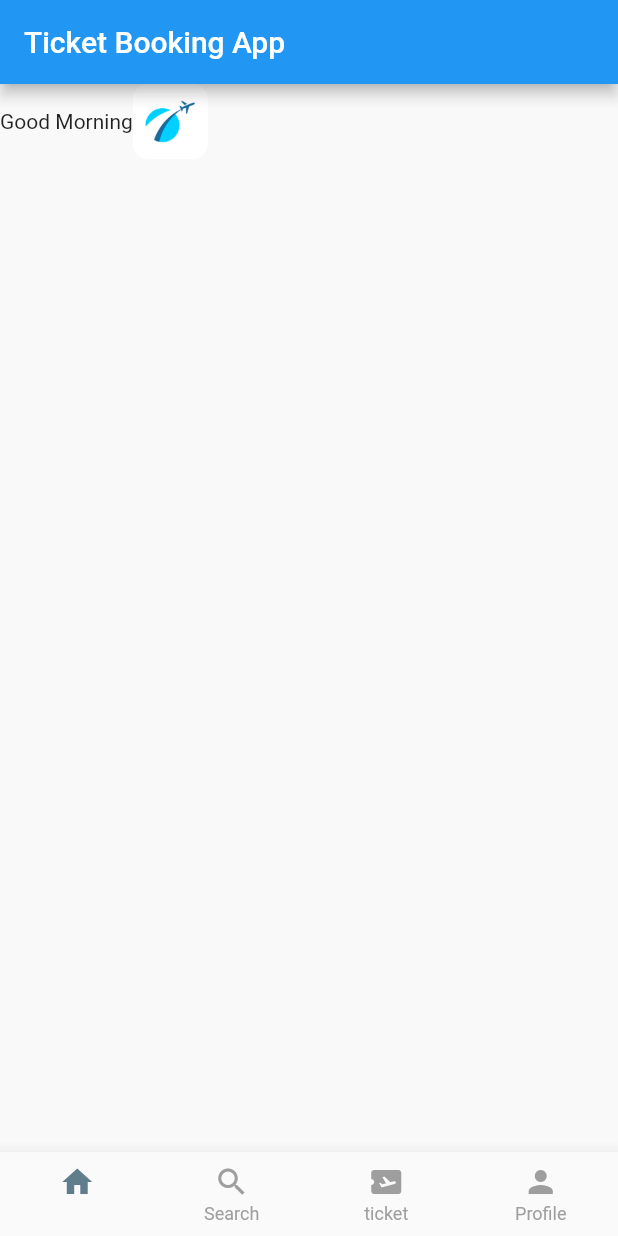
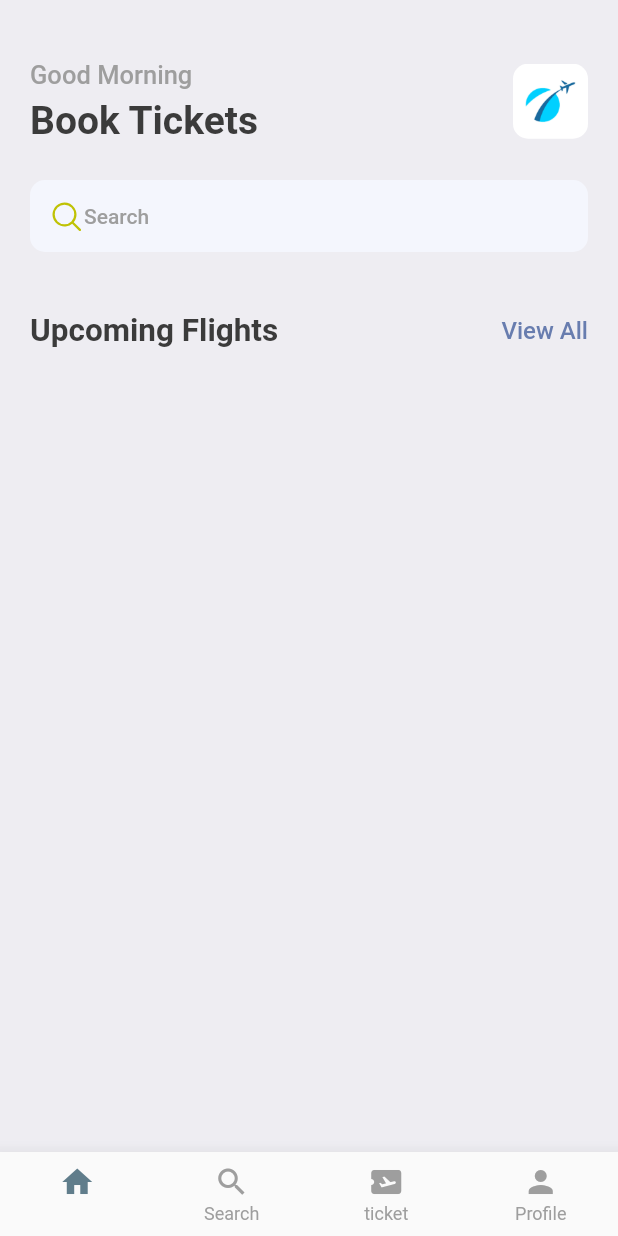
Before and after one commit to LOREYLOLIM/flutter-airticket_app, a Flutter app: the screen it shows after launch, on a phone screen of 412 x 824 dp. Run offline on Flutter 3.47's test engine with Material 2 defaults, Android fonts, the phone set to English and light mode, and no system bars; our stand-ins replace fluentui_icons, gap.

Commit message:
ticket upadated

```diff
--- a/lib/main.dart
+++ b/lib/main.dart
@@ -1,5 +1,6 @@
 import 'package:flutter/material.dart';
 import 'package:ticket/screens/bottom_nav.dart';
+import 'package:ticket/utils/app_styles.dart';
 
 void main() {
   runApp(const MyApp());
@@ -12,6 +13,7 @@ class MyApp extends StatelessWidget {
   @override
   Widget build(BuildContext context) {
     return MaterialApp(
+      debugShowCheckedModeBanner: false,
       title: 'Flutter Demo',
       theme: ThemeData(
         // This is the theme of your application.
@@ -23,7 +25,7 @@ class MyApp extends StatelessWidget {
         // or simply save your changes to "hot reload" in a Flutter IDE).
         // Notice that the counter didn't reset back to zero; the application
         // is not restarted.
-        primarySwatch: Colors.blue,
+        primaryColor: primary,
       ),
       home: const BottomNav(),
     );
--- a/lib/screens/bottom_nav.dart
+++ b/lib/screens/bottom_nav.dart
@@ -26,9 +26,6 @@ class _BottomNavState extends State<BottomNav> {
   @override
   Widget build(BuildContext context) {
     return Scaffold(
-      appBar: AppBar(
-        title: const Text('Ticket Booking App'),
-      ),
       body: Center(
         child: _widgetOptions[_selectedIndex],
       ),
--- a/lib/screens/home_screen.dart
+++ b/lib/screens/home_screen.dart
@@ -1,4 +1,7 @@
+import 'package:fluentui_icons/fluentui_icons.dart';
 import 'package:flutter/material.dart';
+import 'package:gap/gap.dart';
+import 'package:ticket/utils/app_styles.dart';
 
 class HomeScreen extends StatelessWidget {
   const HomeScreen({super.key});
@@ -6,14 +9,31 @@ class HomeScreen extends StatelessWidget {
   @override
   Widget build(BuildContext context) {
     return Scaffold(
-      backgroundColor: const Color(0x0feeedf2),
+      backgroundColor: Styles.bgColor,
       body: ListView(
         children: [
+          Container(
+            padding: const EdgeInsets.symmetric(horizontal: 20),
+            child: Column(
+              children: [
+                const Gap(40),
+                Row(
+                  mainAxisAlignment: MainAxisAlignment.spaceBetween,
+                  children: [
                     Column(
+                      crossAxisAlignment: CrossAxisAlignment.start,
                       children: [
-              Row(
-                children: [
-                  const Text("Good Morning"),
+                        Text(
+                          "Good Morning",
+                          style: Styles.headLineStyle3,
+                        ),
+                        const Gap(5),
+                        Text(
+                          "Book Tickets",
+                          style: Styles.headLineStyle,
+                        ),
+                      ],
+                    ),
                     Container(
                       height: 50,
                       width: 50,
@@ -26,8 +46,47 @@ class HomeScreen extends StatelessWidget {
                       ),
                     )
                   ],
+                ),
+                const Gap(25),
+                Container(
+                  decoration: BoxDecoration(
+                      borderRadius: BorderRadius.circular(10),
+                      color: const Color(0xFFF4F6FD)),
+                  padding:
+                      const EdgeInsets.symmetric(horizontal: 12, vertical: 12),
+                  child: Row(
+                    children: [
+                      const Icon(
+                        FluentSystemIcons.ic_fluent_search_regular,
+                        color: Color(0xFFBFC205),
+                      ),
+                      Text(
+                        'Search',
+                        style: Styles.headLineStyle4,
                       )
                     ],
+                  ),
+                ),
+                const Gap(40),
+                Row(
+                  mainAxisAlignment: MainAxisAlignment.spaceBetween,
+                  children: [
+                    Text(
+                      "Upcoming Flights",
+                      style: Styles.headLineStyle2,
+                    ),
+                    InkWell(
+                      onTap: () {
+                        print("You are tapped");
+                      },
+                      child: Text("View All",
+                          style: Styles.textStyle
+                              .copyWith(color: Styles.primaryColor)),
+                    )
+                  ],
+                )
+              ],
+            ),
           )
         ],
       ),
--- /dev/null
+++ b/lib/screens/ticket_view.dart
@@ -0,0 +1,39 @@
+import 'package:flutter/material.dart';
+import 'package:ticket/utils/app_layout.dart';
+import 'package:ticket/utils/app_styles.dart';
+
+class TicketView extends StatelessWidget {
+  const TicketView({super.key});
+
+  @override
+  Widget build(BuildContext context) {
+    final size = AppLayout.getSize(context);
+    return SizedBox(
+      width: size.width,
+      height: 200,
+      child: Column(
+        children: [
+          Container(
+            padding: const EdgeInsets.all(16),
+            child: Column(
+              children: [
+                Row(
+                  children: [
+                    Text(
+                      "NYC",
+                      style: Styles.headLineStyle3,
+                    ),
+                    Text(
+                      "NYC",
+                      style: Styles.headLineStyle3,
+                    )
+                  ],
+                )
+              ],
+            ),
+          )
+        ],
+      ),
+    );
+  }
+}
--- /dev/null
+++ b/lib/utils/app_layout.dart
@@ -0,0 +1,7 @@
+import 'package:flutter/cupertino.dart';
+
+class AppLayout {
+  static getSize(BuildContext context) {
+    return MediaQuery.of(context).size;
+  }
+}
--- /dev/null
+++ b/lib/utils/app_styles.dart
@@ -0,0 +1,20 @@
+import 'package:flutter/material.dart';
+
+Color primary = const Color(0xFF687daf);
+
+class Styles {
+  static Color primaryColor = primary;
+  static Color textColor = const Color(0xFF3b3b3b);
+  static Color bgColor = const Color(0xFFeeedf2);
+  static Color orangeColor = const Color(0xFF526799);
+  static TextStyle textStyle =
+      TextStyle(fontSize: 16, color: textColor, fontWeight: FontWeight.w500);
+  static TextStyle headLineStyle =
+      TextStyle(fontSize: 26, color: textColor, fontWeight: FontWeight.bold);
+  static TextStyle headLineStyle2 =
+      TextStyle(fontSize: 21, color: textColor, fontWeight: FontWeight.bold);
+  static TextStyle headLineStyle3 = TextStyle(
+      fontSize: 17, color: Colors.grey.shade500, fontWeight: FontWeight.w500);
+  static TextStyle headLineStyle4 = TextStyle(
+      fontSize: 14, color: Colors.grey.shade500, fontWeight: FontWeight.w500);
+}
--- a/pubspec.yaml
+++ b/pubspec.yaml
@@ -37,6 +37,7 @@ dependencies:
   # Use with the CupertinoIcons class for iOS style icons.
   cupertino_icons: ^1.0.2
   fluentui_icons: ^1.0.0
+  gap: ^2.0.0
 
 dev_dependencies:
   flutter_test:
```
Also changed, not shown: pubspec.lock. Lines whose indentation alone changed are shown as unchanged.
